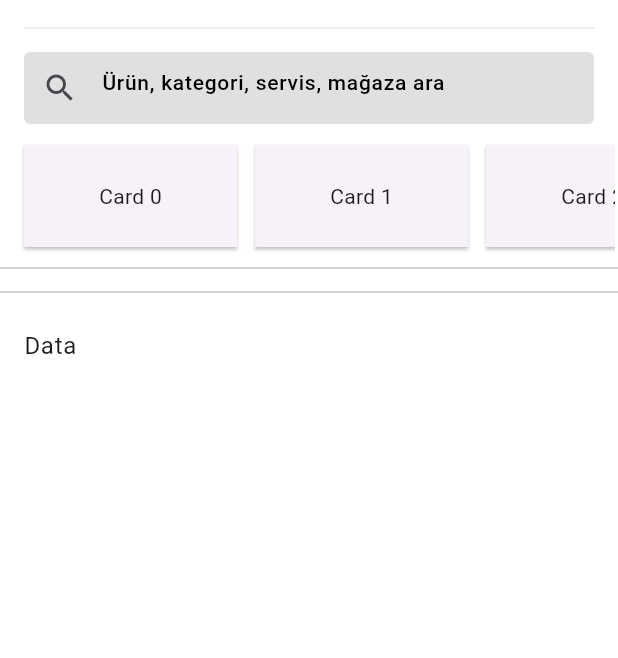
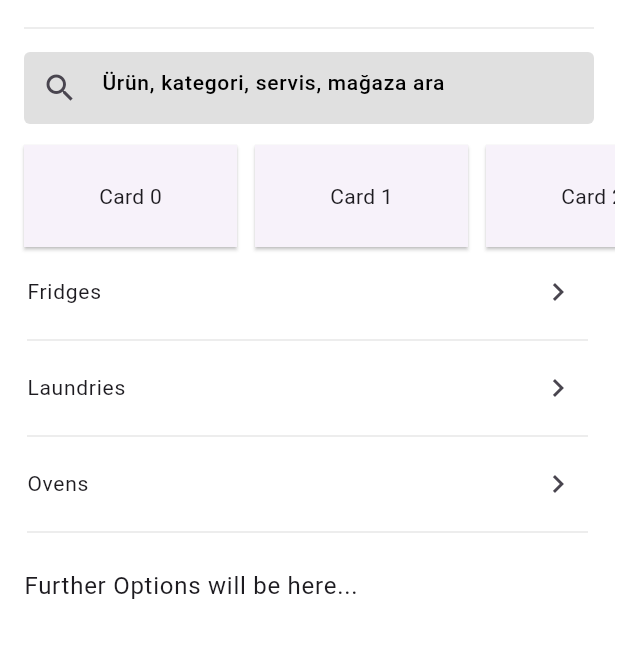
Before and after one commit to mustfakara/arcelik_flutter_app, a Flutter app: the screen it shows after launch, with the side drawer open, on a phone screen of 412 x 824 dp, the part 53-711 px from its top. Run offline on Flutter 3.47's test engine with Material 3 defaults, Android fonts, the light colour scheme and no system bars; our stand-ins replace google_fonts.

Commit message:
ListTile Feature Added
feat: Added a new customize Listtile widget behaves
exact the same as on the Arcelik's website.

refactor: main2 and main3 files were removed since
the ListTile had made before.

style: const variable added for the list widget in
drawer file.

style: Readme files were updated.

```diff
--- a/lib/utils/arcelik_drawer.dart
+++ b/lib/utils/arcelik_drawer.dart
@@ -1,5 +1,6 @@
 import 'package:flutter/material.dart';
-import 'package:arcelik_flutter_app/utils/custom_card.dart';
+import 'package:arcelik_flutter_app/utils/custom_cards.dart';
+import 'package:arcelik_flutter_app/utils/custom_list_items.dart';
 
 class ArcelikDrawer extends StatelessWidget {
   const ArcelikDrawer({super.key});
@@ -82,12 +83,11 @@ class ArcelikDrawer extends StatelessWidget {
               ),
             ),
 
-            CustomCard(),
-            Divider(),
-            Divider(),
+            CustomCards(),
+            const ExpandableContainer(),
 
             const ListTile(
-              title: Text('Data'),
+              title: Text('Further Options will be here...'),
             ),
           ],
         ),
--- a/lib/utils/custom_card.dart
+++ b/lib/utils/custom_cards.dart
@@ -1,9 +1,9 @@
 import 'package:flutter/material.dart';
 
-class CustomCard extends StatelessWidget {
+class CustomCards extends StatelessWidget {
   final ScrollController scrollController = ScrollController();
 
-  CustomCard({super.key});
+  CustomCards({super.key});
 
   @override
   Widget build(BuildContext context) {
--- /dev/null
+++ b/lib/utils/custom_list_items.dart
@@ -0,0 +1,120 @@
+import 'package:flutter/material.dart';
+
+class ExpandableContainer extends StatefulWidget {
+  const ExpandableContainer({super.key});
+
+  @override
+  ExpandableContainerState createState() => ExpandableContainerState();
+}
+
+class ExpandableContainerState extends State<ExpandableContainer> {
+  String? selectedCategory;
+
+  final Map<String, List<String>> categories = {
+    'Fridges': ['No Frost', 'Mini', 'Double Door'],
+    'Laundries': ['Front Load', 'Top Load', 'Compact'],
+    'Ovens': ['Convection', 'Microwave', 'Grill'],
+  };
+
+  @override
+  Widget build(BuildContext context) {
+    return AnimatedContainer(
+      duration: const Duration(milliseconds: 300),
+      padding: const EdgeInsets.only(
+          left: 2.0, right: 4.0), // Increased left padding
+      child: Column(
+        crossAxisAlignment: CrossAxisAlignment.start,
+        children: <Widget>[
+          Row(
+            children: [
+              if (selectedCategory != null) ...[
+                const Padding(padding: EdgeInsets.only(left: 12.0)),
+                IconButton(
+                  key: const ValueKey('backButton'),
+                  icon: const Icon(Icons.arrow_back),
+                  onPressed: () {
+                    setState(() {
+                      selectedCategory = null;
+                    });
+                  },
+                ),
+                const SizedBox(
+                    width: 8.0), // Added space between back button and text
+                Text(
+                  selectedCategory!,
+                  style: const TextStyle(
+                    fontSize: 16.0,
+                    fontWeight: FontWeight.bold,
+                  ),
+                ),
+              ],
+            ],
+          ),
+          AnimatedSwitcher(
+            duration: const Duration(milliseconds: 300),
+            child: selectedCategory == null
+                ? Column(
+                    key: const ValueKey('primaryList'),
+                    crossAxisAlignment: CrossAxisAlignment.start,
+                    children: categories.keys.map((category) {
+                      return Column(
+                        crossAxisAlignment: CrossAxisAlignment.start,
+                        children: [
+                          ListTile(
+                            trailing: const Icon(Icons.chevron_right),
+                            dense: true, // Reduce height of ListTile
+                            title: Text(
+                              category,
+                              style: const TextStyle(
+                                fontSize: 14.0,
+                              ),
+                            ),
+                            onTap: () {
+                              setState(() {
+                                selectedCategory = category;
+                              });
+                            },
+                          ),
+                          Padding(
+                            padding:
+                                const EdgeInsets.only(left: 16.0, right: 16.0),
+                            child:
+                                Divider(color: Colors.grey.withOpacity(0.25)),
+                          ),
+                        ],
+                      );
+                    }).toList(),
+                  )
+                : Column(
+                    key: const ValueKey('subList'),
+                    crossAxisAlignment: CrossAxisAlignment.start,
+                    children: categories[selectedCategory]!.map((subItem) {
+                      return Column(
+                        crossAxisAlignment: CrossAxisAlignment.start,
+                        children: [
+                          ListTile(
+                            trailing: const Icon(Icons.add),
+                            dense: true, // Reduce height of ListTile
+                            title: Text(
+                              subItem,
+                              style: const TextStyle(
+                                fontSize: 14.0,
+                              ),
+                            ),
+                          ),
+                          Padding(
+                            padding:
+                                const EdgeInsets.only(left: 16.0, right: 16.0),
+                            child:
+                                Divider(color: Colors.grey.withOpacity(0.25)),
+                          ),
+                        ],
+                      );
+                    }).toList(),
+                  ),
+          ),
+        ],
+      ),
+    );
+  }
+}
```
Also changed, not shown: lib/main2.dart (deleted, +0 -77 lines), lib/main3.dart (deleted, +0 -92 lines), readme_images/custom_drawer2.png (added), readme_images/custom_drawer3.png (added), 1 other file.
